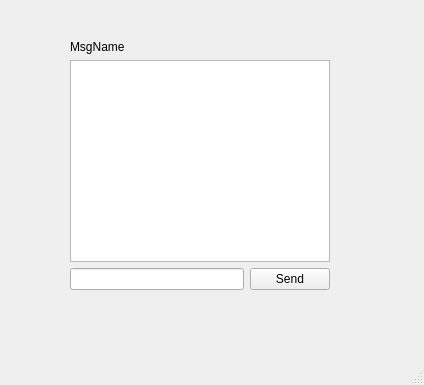
The window that appchat/appchat.ui (ngocson2g/Intership-DeveLopment-Moblie) describes before a commit, drawn with Qt 5.
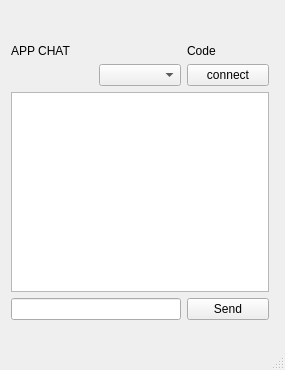
The same window after the commit.

The edit to the form file:
```diff
--- a/appchat/appchat.ui
+++ b/appchat/appchat.ui
@@ -6,8 +6,8 @@
    <rect>
     <x>0</x>
     <y>0</y>
-    <width>424</width>
-    <height>385</height>
+    <width>285</width>
+    <height>370</height>
    </rect>
   </property>
   <property name="windowTitle">
@@ -17,40 +17,49 @@
    <widget class="QWidget" name="">
     <property name="geometry">
      <rect>
-      <x>70</x>
-      <y>40</y>
-      <width>260</width>
-      <height>250</height>
+      <x>11</x>
+      <y>44</y>
+      <width>258</width>
+      <height>276</height>
      </rect>
     </property>
     <layout class="QGridLayout" name="gridLayout">
      <item row="0" column="0">
-      <layout class="QVBoxLayout" name="verticalLayout">
-       <item>
         <widget class="QLabel" name="label">
          <property name="text">
-          <string>MsgName</string>
+        <string>APP CHAT</string>
          </property>
         </widget>
        </item>
-       <item>
+     <item row="0" column="2">
+      <widget class="QLabel" name="label_index_code">
+       <property name="text">
+        <string>Code</string>
+       </property>
+      </widget>
+     </item>
+     <item row="1" column="1">
+      <widget class="QComboBox" name="comboBox_ListAddress"/>
+     </item>
+     <item row="1" column="2">
+      <widget class="QPushButton" name="pushButton_Connect">
+       <property name="text">
+        <string>connect</string>
+       </property>
+      </widget>
+     </item>
+     <item row="2" column="0" colspan="3">
         <widget class="QTextEdit" name="textEdit_recied"/>
        </item>
-      </layout>
-     </item>
-     <item row="1" column="0">
-      <layout class="QHBoxLayout" name="horizontalLayout">
-       <item>
-        <widget class="QLineEdit" name="lineEdit_Message_Send"/>
-       </item>
-       <item>
+     <item row="3" column="2">
         <widget class="QPushButton" name="pushButton_Send">
          <property name="text">
           <string>Send</string>
          </property>
         </widget>
        </item>
-      </layout>
+     <item row="3" column="0" colspan="2">
+      <widget class="QLineEdit" name="lineEdit_Message_Send"/>
      </item>
     </layout>
    </widget>
```
Left out of the diff: 2 changed lines with no effect on the pictures. Lines whose indentation alone changed are shown as unchanged.
